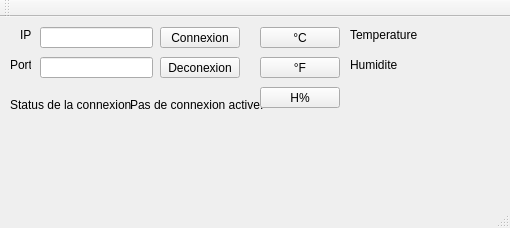
The window that TP8 Client/TP8Client.ui (Bruchet-Raphael/TP8-Client) describes before a commit, drawn with Qt 5.
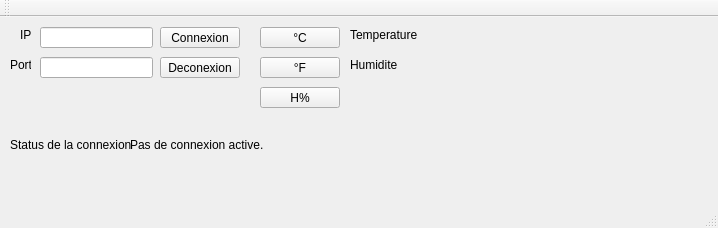
The same window after the commit.

Commit message: ecoute des réponses du serveur

```diff
--- a/TP8 Client/TP8Client.ui
+++ b/TP8 Client/TP8Client.ui
@@ -6,7 +6,7 @@
    <rect>
     <x>0</x>
     <y>0</y>
-    <width>510</width>
+    <width>718</width>
     <height>228</height>
    </rect>
   </property>
@@ -104,7 +104,7 @@
      <rect>
       <x>350</x>
       <y>10</y>
-      <width>71</width>
+      <width>211</width>
       <height>16</height>
      </rect>
     </property>
@@ -130,7 +130,7 @@
      <rect>
       <x>350</x>
       <y>40</y>
-      <width>71</width>
+      <width>221</width>
       <height>16</height>
      </rect>
     </property>
@@ -155,7 +155,7 @@
     <property name="geometry">
      <rect>
       <x>10</x>
-      <y>80</y>
+      <y>120</y>
       <width>121</width>
       <height>16</height>
      </rect>
@@ -168,8 +168,8 @@
     <property name="geometry">
      <rect>
       <x>130</x>
-      <y>80</y>
-      <width>231</width>
+      <y>120</y>
+      <width>541</width>
       <height>16</height>
      </rect>
     </property>
```
Left out of the diff: 2 changed lines with no effect on the pictures. The commit also changes 2 other files.
